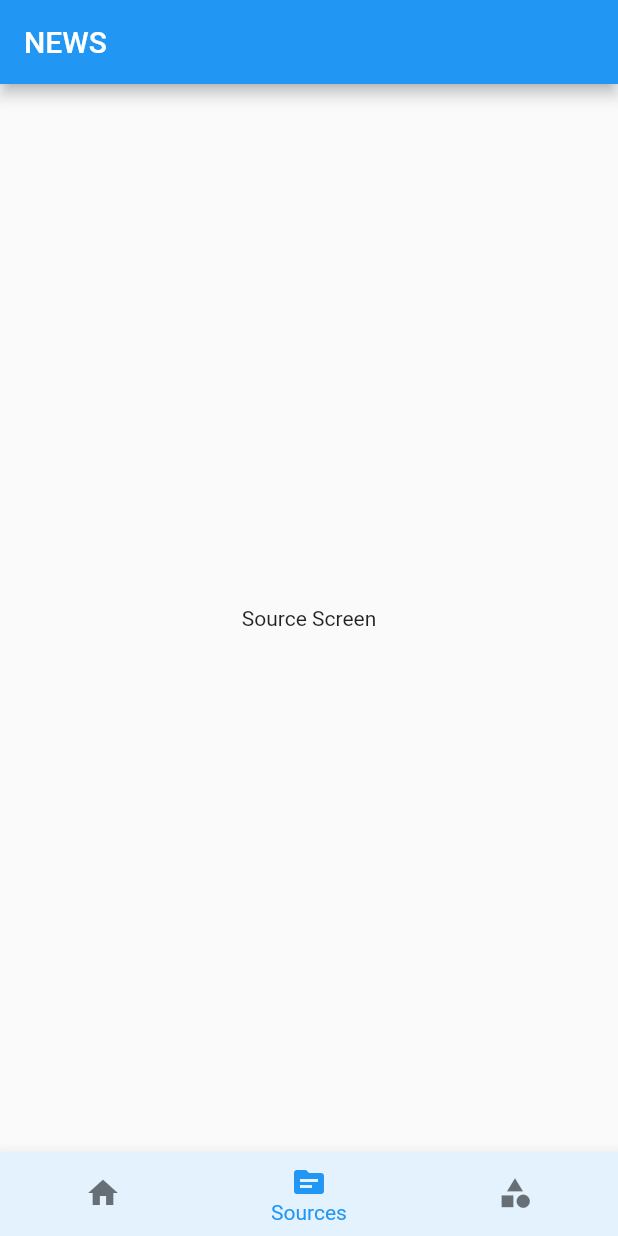
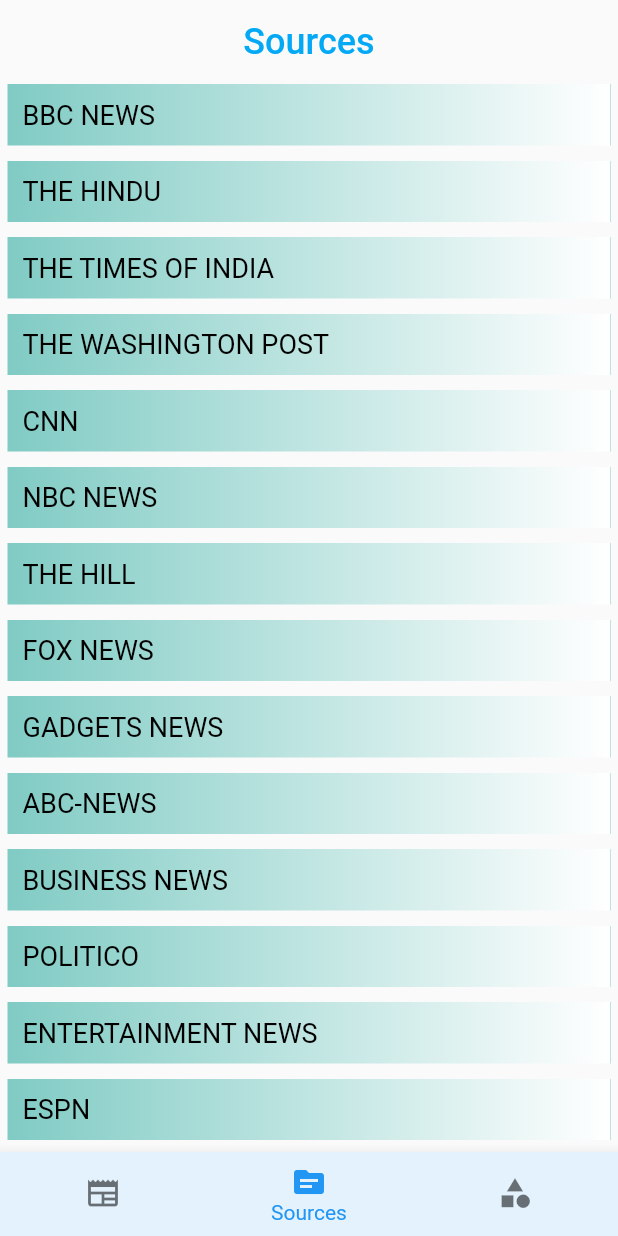
Before and after one commit to Afnan011/NewsWatch, a Flutter app: the screen it shows after launch, item 2 of the bottom bar chosen, on a phone screen of 412 x 824 dp. Run offline on Flutter 3.47's test engine with Material 2 defaults, Android fonts, the phone set to English and light mode, and no system bars; our stand-ins replace animated_splash_screen, cached_network_image, flutter_cache_manager, webview_flutter; network calls fail.

Commit message:
source List added

```diff
--- a/lib/controller/fetchNews.dart
+++ b/lib/controller/fetchNews.dart
@@ -1,13 +1,12 @@
 import 'dart:convert';
 import 'dart:math';
-import 'package:flutter/material.dart';
 import 'package:http/http.dart';
 import 'package:news_watch/model/newsArticle.dart';
 
 
 class FetchNews{
 
-   static String API_KEY = "7108a4e3ac0744428ae7355033095b05";
+   static late String API_KEY = "10c24baf380741cf8cdd984d594426b2";
 
    static List sourcesId = [
      "abc-news",
@@ -52,7 +51,10 @@
 
    ];
 
+
+
   static Future<NewsArticle> fetchNews() async{
+
 
     final randomSource = Random();
     var currentSourceID = sourcesId[randomSource.nextInt(sourcesId.length)];
@@ -64,17 +66,17 @@
     Map dataBody = jsonDecode(response.body);
     // if(dataBody["status"] == "error")
     //   {
-    //     print('API Limit Reached!');
-    //
-    //     return NewsArticle.isError();
+    //     final newKeyGenerator = Random();
+    //     API_KEY = API_KEYS[newKeyGenerator.nextInt(API_KEYS.length)];
+    //     fetchNews();
     //   }
-    // else{
-      List articles = dataBody["articles"];
 
-        final randomArticle = Random();
-        var currentArticle = articles[randomArticle.nextInt(articles.length)];
+    List articles = dataBody["articles"];
 
-        return NewsArticle.fromAPItoApp(currentArticle);
+    final randomArticle = Random();
+    var currentArticle = articles[randomArticle.nextInt(articles.length)];
+
+    return NewsArticle.fromAPItoApp(currentArticle);
 
 
 
--- /dev/null
+++ b/lib/model/constant_sources.dart
@@ -0,0 +1,48 @@
+const List<Map<String, String?>> listOfCategory = [
+  {'name': 'science', 'code': 'science'},
+  {'name': 'business', 'code': 'business'},
+  {'name': 'technology', 'code': 'technology'},
+  {'name': 'sports', 'code': 'sports'},
+  {'name': 'health', 'code': 'health'},
+  {'name': 'general', 'code': 'general'},
+  {'name': 'entertainment', 'code': 'entertainment'},
+  {'name': 'ALL', 'code': null},
+];
+const List<Map<String, String>> listOfNewsChannel = [
+  {'name': 'BBC News', 'code': 'bbc-news'},
+  {"name": "The Hindu", "code": "the-hindu"},
+  {'name': 'The Times of India', 'code': 'the-times-of-india'},
+  {'code': 'the-washington-post', 'name': 'The Washington Post'},
+  {'code': 'cnn', 'name': 'cnn'},
+  {'code': 'nbc-news', 'name': 'NBC news'},
+  {'code': 'the-hill', 'name': 'The Hill'},
+  {'code': 'fox-news', 'name': 'Fox News'},
+  {'code': 'engadget', 'name': 'Gadgets News'},
+  {"name": "abc-news", "code": "abc-news"},
+  {"name": "Business News", "code": "business-insider"},
+  {'code': 'politico', 'name': 'politico'},
+  {"name": "Entertainment News", "code": "entertainment-weekly"},
+  {"name": "ESPN", "code": "espn"},
+  {"name": "ESPN - Cricket News", "code": "espn-cric-info"},
+  {"name": "Finance News", "code": "financial-post"},
+  {"name": "Globo", "code": "globo"},
+  {"name": "Google News", "code": "google-news"},
+  {"name": "Google News India", "code": "google-news-in"},
+  {'code': 'reuters', 'name': 'reuters'},
+  {"name": "Medical News", "code": "medical-news-today"},
+  {"name": "National Geographic Channel", "code": "national-geographic"},
+  {"name": "News24", "code": "news24"},
+  {"name": "New Scientist", "code": "new-scientist"},
+  {"name": "New York Magazine", "code": "new-york-magazine"},
+  {"name": "Next Big Thing", "code": "next-big-future"},
+  {"name": "Techdar", "code": "techradar"},
+  {"name": "Wall Street Journal", "code": "the-wall-street-journal"},
+  {"name": "Washington Times", "code": "the-washington-times"},
+  {"name": "USA Today", "code": "usa-today"},
+
+
+
+
+
+
+];
--- a/lib/model/newsArticle.dart
+++ b/lib/model/newsArticle.dart
@@ -23,6 +23,9 @@
   //   );
   // }
 
+  // static List<String> API_KEYS = ["7108a4e3ac0744428ae7355033095b05", "bd55f5254a51444a97868c574afb5726", "10c24baf380741cf8cdd984d594426b2"];
+
+
   static fromAPItoApp(Map<String, dynamic> article) {
     return NewsArticle(
         imgUrl: article["urlToImage"] ?? "https://images.unsplash.com/photo-1495020689067-958852a7765e?ixlib=rb-4.0.3&ixid=MnwxMjA3fDB8MHxwaG90by1wYWdlfHx8fGVufDB8fHx8&auto=format&fit=crop&w=1469&q=80",
--- a/lib/view/sourceSreen.dart
+++ b/lib/view/sourceSreen.dart
@@ -1,15 +1,79 @@
 import 'package:flutter/material.dart';
+import 'package:news_watch/model/constant_sources.dart';
 
 class SourceScreen extends StatelessWidget {
   const SourceScreen({Key? key}) : super(key: key);
+
+
+  Widget buildCard(int index) => ClipRect(
+    child: Padding(
+      padding: const EdgeInsets.fromLTRB(5, 0, 5, 0),
+      child: Center(
+        child: Container(
+          decoration: BoxDecoration(
+              gradient: LinearGradient(
+                  begin: Alignment.centerLeft,
+                  end: Alignment.centerRight,
+                  colors: [Colors.teal.shade200, Colors.white],
+                  tileMode: TileMode.repeated,
+              )),
+
+           width: double.infinity,
+           // color: Colors.teal[50],
+           child:  Padding(
+             padding: const EdgeInsets.all(10.0),
+             child: Text(
+               listOfNewsChannel[index]['name']!.toUpperCase(),
+                style: const TextStyle(
+                  fontSize: 18,
+                  color: Colors.black,
+                ),
+             ),
+           ),
+        ),
+      ),
+    ),
+  );
 
   @override
   Widget build(BuildContext context) {
     return Scaffold(
       appBar: AppBar(
-        title: Text("NEWS"),
+        elevation: 0,
+        backgroundColor: Colors.transparent,
+        title: const Center(
+          child: Text(
+            "Sources",
+            style: TextStyle(
+                color: Colors.lightBlue,
+                fontSize: 24,
+            ),
+          ),
+        ),
       ),
-      body: Center(child: Text("Source Screen")),
+      body: ListView.separated(
+          itemBuilder: (context, index) => buildCard(index),
+          separatorBuilder: (context, index) => const SizedBox(height: 10),
+          itemCount: listOfNewsChannel.length,
+      ),
+
+
+      // ExpansionTile(
+      //   title: const Text('Channel'),
+      //   children: [
+      //     for (int i = 0; i < listOfNewsChannel.length; i++)
+      //       DropDownList(
+      //         call: () =>
+      //             getNews(channel: listOfNewsChannel[i]['code']),
+      //         name: listOfNewsChannel[i]['name']!.toUpperCase(),
+      //       ),
+      //   ],
+      // ),
     );
+
+
+
   }
+
+
 }
--- a/lib/view/widgets/bottomNav.dart
+++ b/lib/view/widgets/bottomNav.dart
@@ -41,12 +41,16 @@
         currentIndex: myIndex,
         items: const [
           BottomNavigationBarItem(
-              icon: Icon(Icons.home), label: "Home", tooltip: "Home"),
+              icon: Icon(Icons.newspaper),
+              label: "Top News",
+              tooltip: "Headlines"),
+
           BottomNavigationBarItem(
             icon: Icon(Icons.source),
             label: "Sources",
             tooltip: "Sources",
           ),
+
           BottomNavigationBarItem(
             icon: Icon(Icons.category),
             label: "Categories",
--- a/lib/view/widgets/newsContainer.dart
+++ b/lib/view/widgets/newsContainer.dart
@@ -1,4 +1,6 @@
+import 'package:cached_network_image/cached_network_image.dart';
 import 'package:flutter/material.dart';
+import 'package:flutter_cache_manager/flutter_cache_manager.dart';
 import 'package:news_watch/view/detailView.dart';
 
 class newsContainer extends StatelessWidget {
@@ -16,6 +18,14 @@
     required this.newsContent,
     required this.newsUrl,
   });
+
+  static final customCacheManager = CacheManager(
+    Config(
+      "123",
+      stalePeriod: const Duration(days: 2),
+      maxNrOfCacheObjects: 50,
+    )
+  );
 
 
   @override
@@ -49,13 +59,26 @@
             width: MediaQuery.of(context).size.width,
             child: Column(
               children: [
-                FadeInImage.assetNetwork(
+
+              //   FadeInImage.assetNetwork(
+              //     height: 100,
+              //     width: MediaQuery.of(context).size.width,
+              //     fit: BoxFit.cover,
+              //     placeholder: "assets/loading.gif",
+              //     image: imgUrl,
+              // ),
+
+                CachedNetworkImage(
+                  imageUrl: imgUrl,
                   height: 100,
                   width: MediaQuery.of(context).size.width,
                   fit: BoxFit.cover,
-                  placeholder: "assets/loading.gif",
-                  image: imgUrl,
-              ),
+                  // cacheManager: customCacheManager,
+
+                  placeholder: (context, url) => Image.asset("assets/loading.gif", fit: BoxFit.cover),
+
+                  errorWidget: (context, url, error) => const Icon(Icons.error),
+                ),
 
               Container(
                 padding: const EdgeInsets.symmetric(horizontal: 15),
--- a/pubspec.yaml
+++ b/pubspec.yaml
@@ -38,7 +38,8 @@
   http: ^0.13.6
   webview_flutter: ^4.2.0
   animated_splash_screen: ^1.3.0
-  flutter_native_splash: ^2.2.19
+  cached_network_image: ^3.2.3
+  flutter_cache_manager: ^3.3.0
 
 dev_dependencies:
   flutter_test:
```
Also changed, not shown: pubspec.lock.
